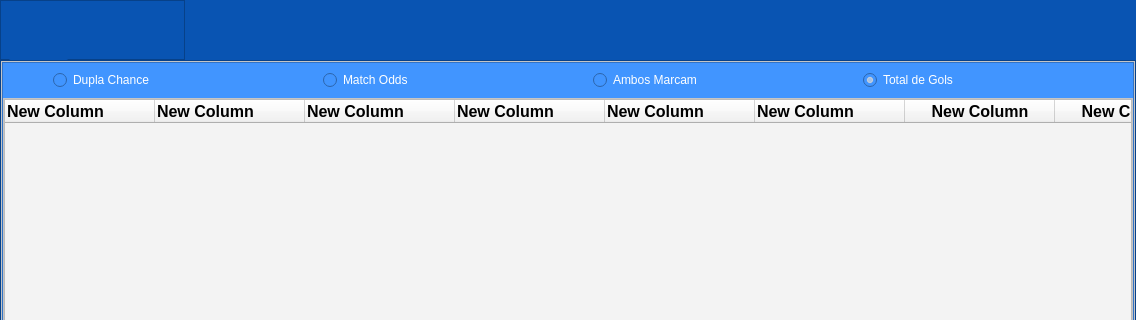
This is ui_forms/ui_main.ui in mateuscosta27/WebScraping as Qt 5 draws it before an edit; both pictures show x 0 to 1136 and y 0 to 320 of the 1136 by 685 pixel window. The edited form follows.
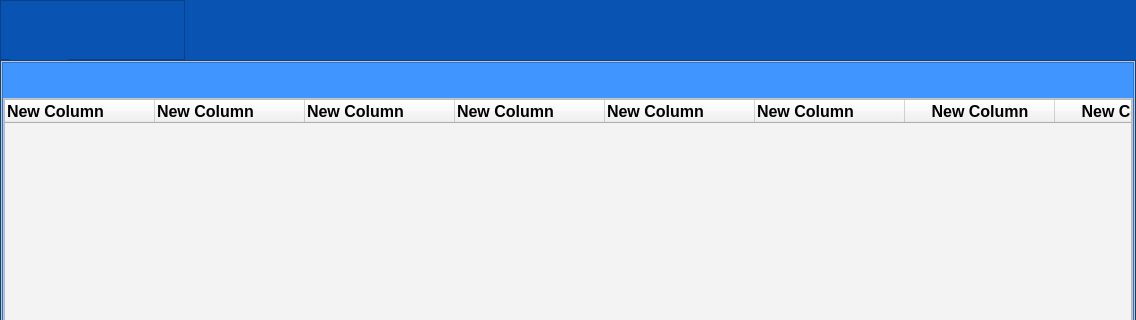
This is the edited form. Icons and pictures are not drawn.

Diff of the .ui file:
```diff
--- a/ui_forms/ui_main.ui
+++ b/ui_forms/ui_main.ui
@@ -2759,160 +2759,6 @@
                        <property name="bottomMargin">
                         <number>0</number>
                        </property>
-                       <item>
-                        <widget class="QRadioButton" name="rb_DuplaChance">
-                         <property name="sizePolicy">
-                          <sizepolicy hsizetype="Fixed" vsizetype="Fixed">
-                           <horstretch>0</horstretch>
-                           <verstretch>0</verstretch>
-                          </sizepolicy>
-                         </property>
-                         <property name="minimumSize">
-                          <size>
-                           <width>220</width>
-                           <height>20</height>
-                          </size>
-                         </property>
-                         <property name="maximumSize">
-                          <size>
-                           <width>220</width>
-                           <height>20</height>
-                          </size>
-                         </property>
-                         <property name="styleSheet">
-                          <string notr="true">
-QRadioButton{
-	font: 75 12pt &quot;MS Shell Dlg 2&quot;;
-	color: rgb(255, 255, 255);
-}
-
-QRadioButton:pressed{
-	font: 75 12pt &quot;MS Shell Dlg 2&quot;;
-	color: rgb(0, 0, 0);
-}</string>
-                         </property>
-                         <property name="text">
-                          <string>Dupla Chance</string>
-                         </property>
-                         <property name="autoRepeatDelay">
-                          <number>300</number>
-                         </property>
-                         <property name="autoRepeatInterval">
-                          <number>100</number>
-                         </property>
-                        </widget>
-                       </item>
-                       <item>
-                        <widget class="QRadioButton" name="rb_matchOdds">
-                         <property name="minimumSize">
-                          <size>
-                           <width>220</width>
-                           <height>20</height>
-                          </size>
-                         </property>
-                         <property name="maximumSize">
-                          <size>
-                           <width>220</width>
-                           <height>20</height>
-                          </size>
-                         </property>
-                         <property name="styleSheet">
-                          <string notr="true">
-QRadioButton{
-	font: 75 12pt &quot;MS Shell Dlg 2&quot;;
-	color: rgb(255, 255, 255);
-}
-
-QRadioButton:pressed{
-	font: 75 12pt &quot;MS Shell Dlg 2&quot;;
-	color: rgb(0, 0, 0);
-}</string>
-                         </property>
-                         <property name="text">
-                          <string>Match Odds</string>
-                         </property>
-                        </widget>
-                       </item>
-                       <item>
-                        <widget class="QRadioButton" name="rb_ambosMarcam">
-                         <property name="sizePolicy">
-                          <sizepolicy hsizetype="Fixed" vsizetype="Fixed">
-                           <horstretch>0</horstretch>
-                           <verstretch>0</verstretch>
-                          </sizepolicy>
-                         </property>
-                         <property name="minimumSize">
-                          <size>
-                           <width>220</width>
-                           <height>20</height>
-                          </size>
-                         </property>
-                         <property name="maximumSize">
-                          <size>
-                           <width>220</width>
-                           <height>20</height>
-                          </size>
-                         </property>
-                         <property name="styleSheet">
-                          <string notr="true">
-QRadioButton{
-	font: 75 12pt &quot;MS Shell Dlg 2&quot;;
-	color: rgb(255, 255, 255);
-}
-
-QRadioButton:pressed{
-	font: 75 12pt &quot;MS Shell Dlg 2&quot;;
-	color: rgb(0, 0, 0);
-}</string>
-                         </property>
-                         <property name="text">
-                          <string>Ambos Marcam</string>
-                         </property>
-                        </widget>
-                       </item>
-                       <item>
-                        <widget class="QRadioButton" name="rb_totalGols">
-                         <property name="sizePolicy">
-                          <sizepolicy hsizetype="Fixed" vsizetype="Fixed">
-                           <horstretch>0</horstretch>
-                           <verstretch>0</verstretch>
-                          </sizepolicy>
-                         </property>
-                         <property name="minimumSize">
-                          <size>
-                           <width>220</width>
-                           <height>20</height>
-                          </size>
-                         </property>
-                         <property name="maximumSize">
-                          <size>
-                           <width>220</width>
-                           <height>20</height>
-                          </size>
-                         </property>
-                         <property name="styleSheet">
-                          <string notr="true">
-QRadioButton{
-	font: 75 12pt &quot;MS Shell Dlg 2&quot;;
-	color: rgb(255, 255, 255);
-}
-
-QRadioButton:pressed{
-	font: 75 12pt &quot;MS Shell Dlg 2&quot;;
-	color: rgb(0, 0, 0);
-}</string>
-                         </property>
-                         <property name="text">
-                          <string>Total de Gols</string>
-                         </property>
-                         <property name="checked">
-                          <bool>true</bool>
-                         </property>
-                         <property name="autoRepeat">
-                          <bool>true</bool>
-                         </property>
-                        </widget>
-                       </item>
                       </layout>
                      </widget>
                     </item>
```
Left out of the diff: 36 changed lines with no effect on the pictures.
